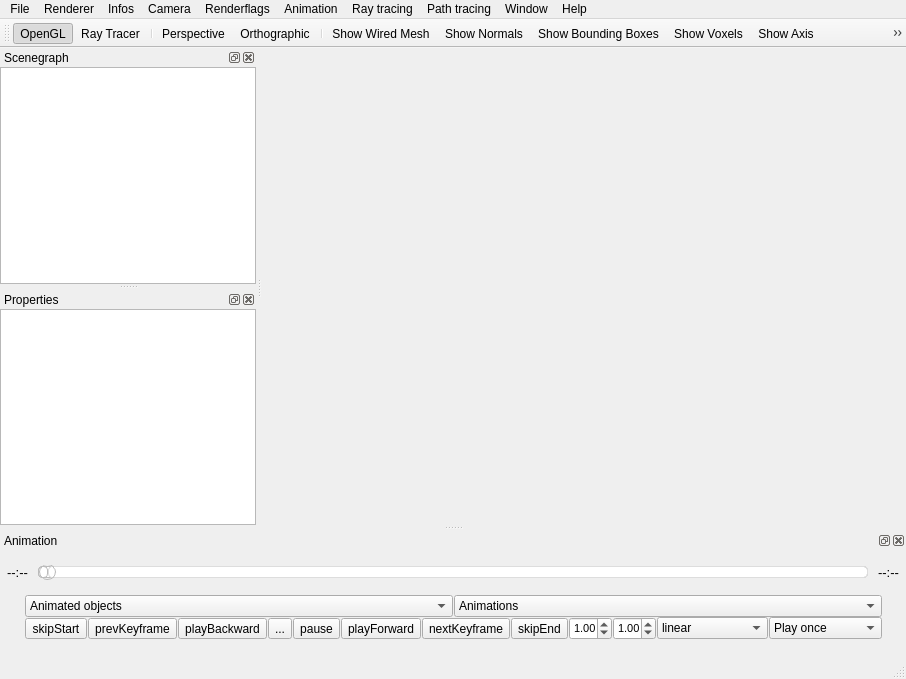
cpvrlab/SLProject, file app-Viewer-Qt/qtMainWindow.ui: the form before one commit.
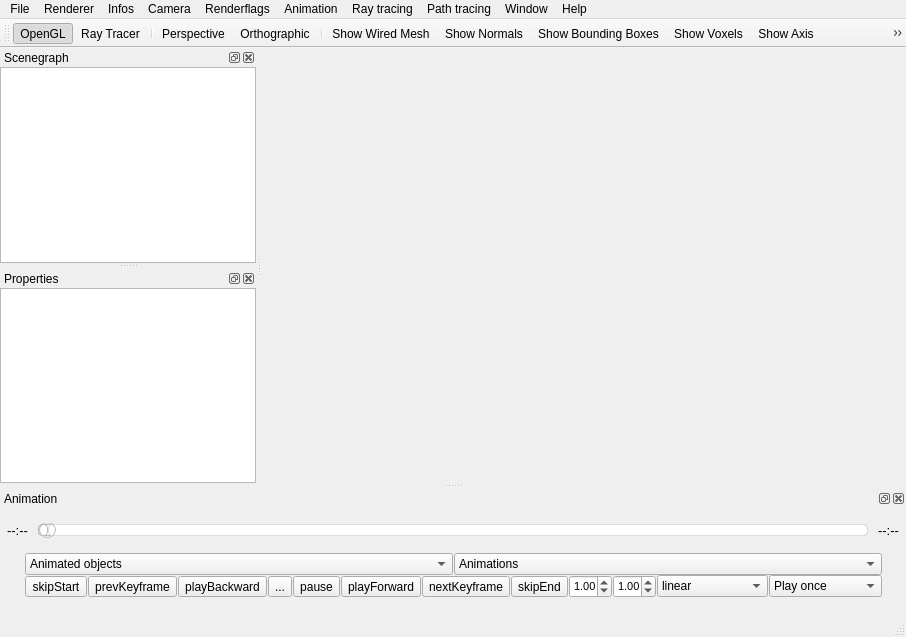
The form after the commit. Icons and pictures are not drawn. Custom widgets are drawn as their Qt base class.

What changed in the file:
```diff
--- a/app-Viewer-Qt/qtMainWindow.ui
+++ b/app-Viewer-Qt/qtMainWindow.ui
@@ -7,7 +7,7 @@
     <x>0</x>
     <y>0</y>
     <width>906</width>
-    <height>679</height>
+    <height>637</height>
    </rect>
   </property>
   <property name="sizePolicy">
```
Left out of the diff: 46 changed lines with no effect on the pictures.
